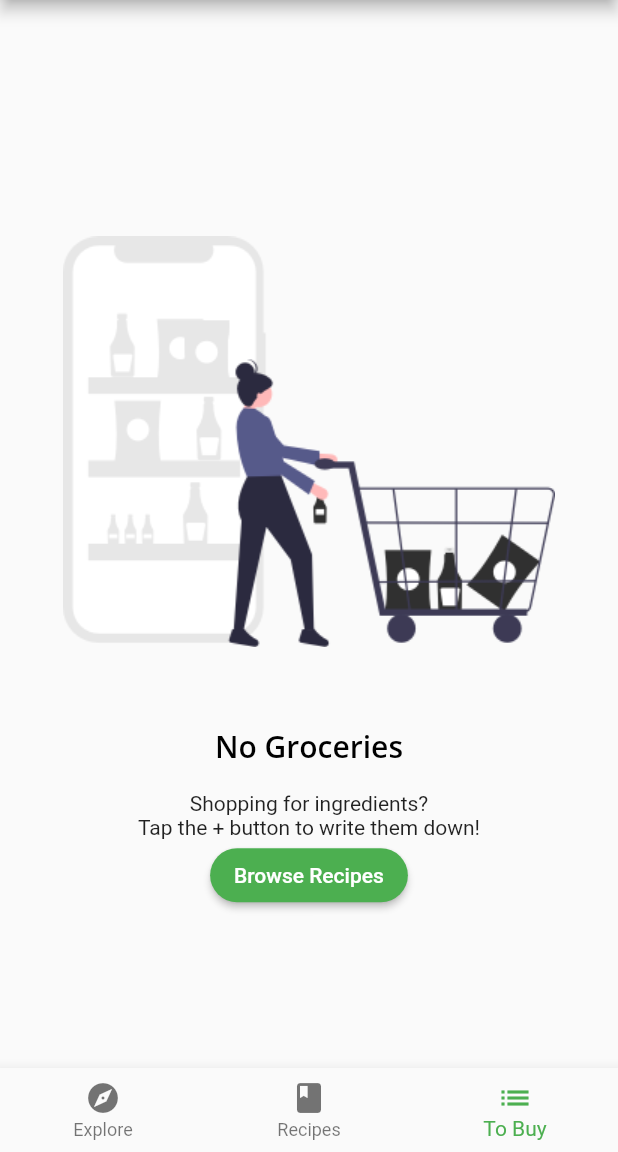
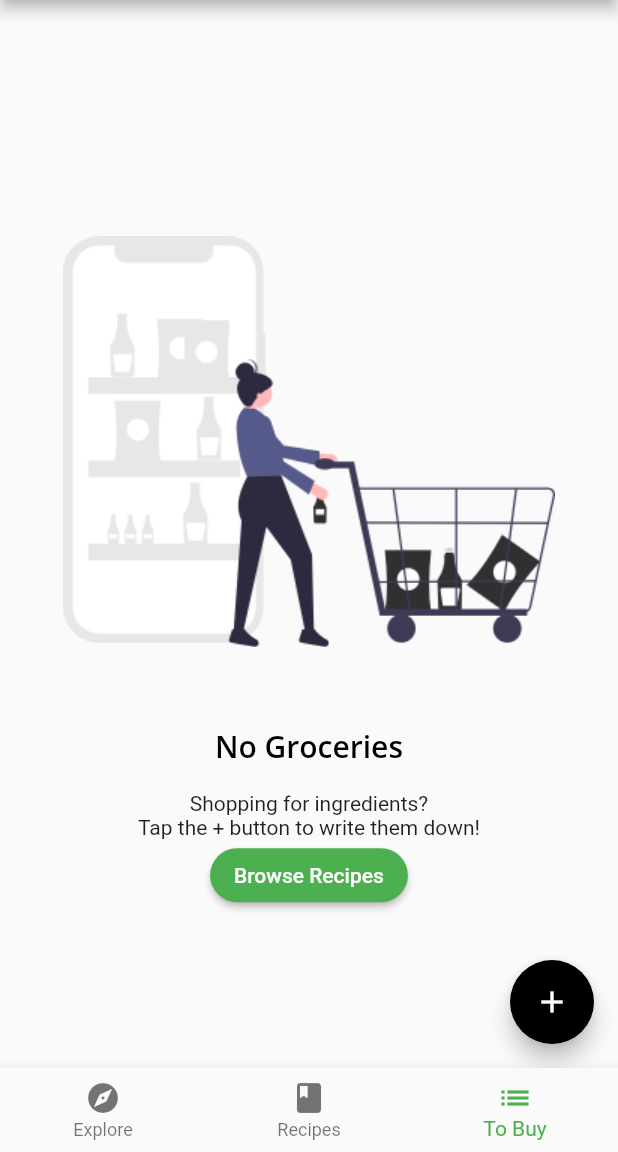
Before and after one commit to maquadir/interactive-widgets, a Flutter app: the screen it shows after launch, item 3 of the bottom bar chosen, on a phone screen of 412 x 824 dp, the part 84-1236 px from its top. Run offline on Flutter 3.47's test engine with Material 2 defaults, Android fonts, the phone set to English and light mode, and no system bars; our stand-ins replace google_fonts.

Commit message:
add grocerymanager consumer and provider for groceryitems

```diff
--- a/lib/main.dart
+++ b/lib/main.dart
@@ -20,7 +20,10 @@ class Fooderlich extends StatelessWidget {
       title: 'Fooderlich',
       // TODO: Replace this with MultiProvider
       home: MultiProvider(
-        providers: [ChangeNotifierProvider(create: (context) => TabManager())],
+        providers: [
+          ChangeNotifierProvider(create: (context) => TabManager()),
+          ChangeNotifierProvider(create: (context) => GroceryManager())
+        ],
         child: const Home(),
       ),
     );
--- a/lib/models/models.dart
+++ b/lib/models/models.dart
@@ -4,3 +4,4 @@ export 'post.dart';
 export 'simple_recipe.dart';
 export 'grocery_item.dart';
 export 'tab_manager.dart';
+export 'grocery_manager.dart';
--- a/lib/screens/grocery_screen.dart
+++ b/lib/screens/grocery_screen.dart
@@ -1,16 +1,38 @@
+import 'package:flutter/material.dart';
+import 'package:provider/provider.dart';
 
-
-import 'package:flutter/material.dart';
-
+import '../models/grocery_manager.dart';
 import 'empty_grocery_screen.dart';
 
-class GroceryScreen extends StatelessWidget{
+class GroceryScreen extends StatelessWidget {
   const GroceryScreen({super.key});
 
   @override
   Widget build(BuildContext context) {
     // TODO: implement build
-    return EmptyGroceryScreen();
+    return Scaffold(
+      floatingActionButton: FloatingActionButton(
+        child: const Icon(Icons.add),
+        onPressed: () {},
+      ),
+      body: buildGroceryScreen(),
+    );
   }
 
+  Widget buildGroceryScreen() {
+    // 1
+    return Consumer<GroceryManager>(
+      // 2
+      builder: (context, manager, child) {
+        // 3
+        if (manager.groceryItems.isNotEmpty) {
+          // TODO: Add GroceryListScreen
+          return Container();
+        } else {
+          // 4
+          return const EmptyGroceryScreen();
+        }
+      },
+    );
+  }
 }
```
Also changed, not shown: lib/models/grocery_manager.dart (added, +30 -0 lines).
